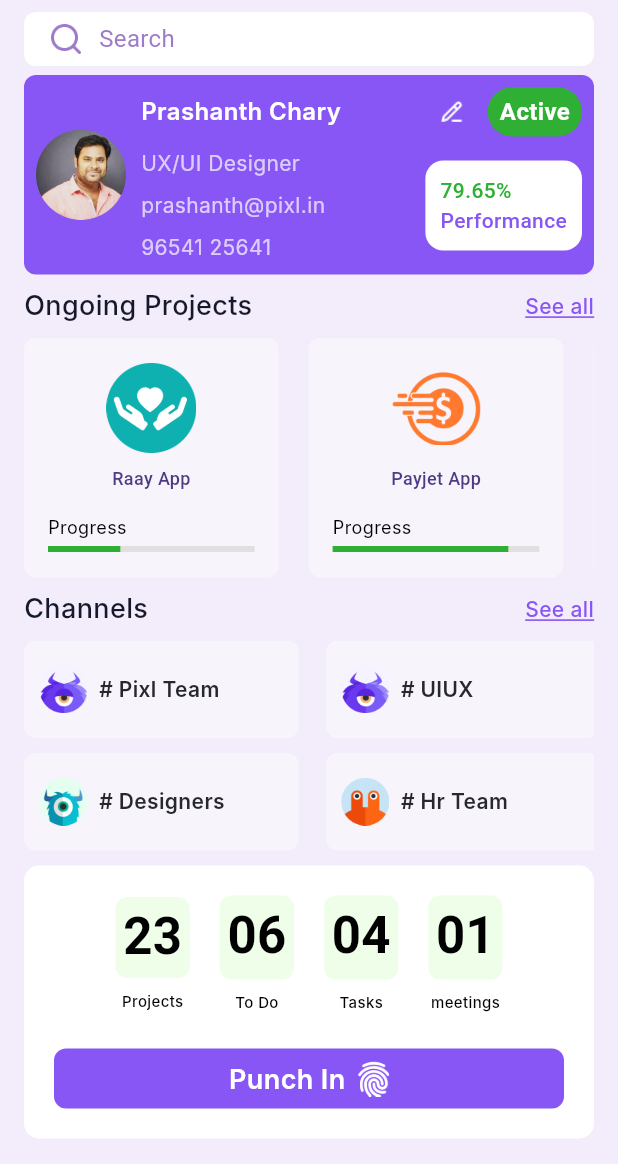
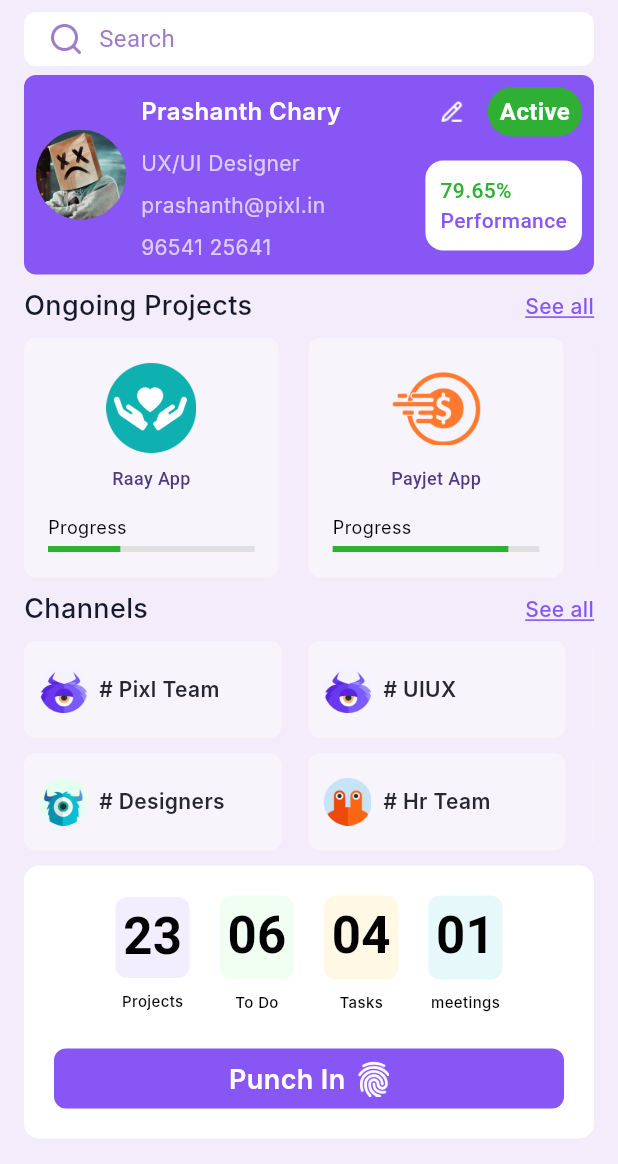
Before and after one commit to SaicharanGattu02/skill, a Flutter app: the screen it shows after launch, on a phone screen of 412 x 824 dp, the part 72-1236 px from its top. Run offline on Flutter 3.47's test engine with Material 3 defaults, Android fonts, the phone set to English and light mode, and no system bars; Roboto replaces fonts that are missing (Inter, Nunito, Sarabun).

Commit message:
Commited By Charan 19-09-2024 At 4:31 PM

```diff
--- a/lib/screens/dashboard.dart
+++ b/lib/screens/dashboard.dart
@@ -163,12 +163,15 @@
                   children: [
                     Row(
                       children: [
-                        // Profile Image
-                        Image.asset(
-                          "assets/prashanth.png",
-                          width: 60,
-                          height: 60,
-                          fit: BoxFit.cover,
+                        ClipOval(
+                          child: Center(
+                            child: Image.asset(
+                              "assets/pic.jpeg",
+                              width: 60,
+                              height: 60,
+                              fit: BoxFit.cover,
+                            ),
+                          ),
                         ),
                         const SizedBox(width: 10),
                         // User Info and Performance
@@ -434,7 +437,7 @@
                     crossAxisSpacing: 10,
                     mainAxisSpacing: 10,
                     childAspectRatio:
-                        0.34, // Adjust this ratio to fit your design
+                        0.362, // Adjust this ratio to fit your design
                   ),
                   itemCount: items.length,
                   itemBuilder: (context, index) {
@@ -496,7 +499,7 @@
                               padding: EdgeInsets.only(
                                   left: 5, right: 5, top: 2, bottom: 3),
                               decoration: BoxDecoration(
-                                  color: Color(0xff8856F41A).withOpacity(0.10),
+                                  color: Color(0x1A8856F4),
                                   borderRadius: BorderRadius.circular(8)),
                               child: Center(
                                 child: Text(
@@ -531,7 +534,7 @@
                               padding: EdgeInsets.only(
                                   left: 5, right: 5, top: 2, bottom: 5),
                               decoration: BoxDecoration(
-                                  color: Color(0xff8856F41A).withOpacity(0.10),
+                                  color: Color(0xffF1FFF3),
                                   borderRadius: BorderRadius.circular(8)),
                               child: Center(
                                 child: Text(
@@ -566,7 +569,8 @@
                               padding: EdgeInsets.only(
                                   left: 5, right: 5, top: 2, bottom: 5),
                               decoration: BoxDecoration(
-                                  color: Color(0xff8856F41A).withOpacity(0.10),
+                                  color: Color(0x1AFBBC04),
+
                                   borderRadius: BorderRadius.circular(8)),
                               child: Center(
                                 child: Text(
@@ -601,7 +605,8 @@
                               padding: EdgeInsets.only(
                                   left: 5, right: 5, top: 2, bottom: 5),
                               decoration: BoxDecoration(
-                                  color: Color(0xff8856F41A).withOpacity(0.10),
+                                  color: Color(0x1A08BED0),
+
                                   borderRadius: BorderRadius.circular(8)),
                               child: Center(
                                 child: Text(
@@ -1049,7 +1054,7 @@
                 Text("Dashboard",
                   style:  TextStyle(
                     color: Color(0xff8856F4),
-                    fontWeight: FontWeight.w600,
+                    fontWeight: FontWeight.w400,
                     fontSize: 14,
                     overflow: TextOverflow.ellipsis,
                     fontFamily: "Inter",
@@ -1069,7 +1074,7 @@
                 Text("Messages",
                   style:  TextStyle(
                     color: Color(0xff6C848F),
-                    fontWeight: FontWeight.w600,
+                    fontWeight: FontWeight.w400,
                     fontSize: 14,
                     overflow: TextOverflow.ellipsis,
                     fontFamily: "Inter",
@@ -1088,7 +1093,7 @@
                 Text("To Do List",
                   style:  TextStyle(
                     color: Color(0xff6C848F),
-                    fontWeight: FontWeight.w600,
+                    fontWeight: FontWeight.w400,
                     fontSize: 14,
                     overflow: TextOverflow.ellipsis,
                     fontFamily: "Inter",
@@ -1107,7 +1112,7 @@
                 Text("Projects",
                   style:  TextStyle(
                     color: Color(0xff6C848F),
-                    fontWeight: FontWeight.w600,
+                    fontWeight: FontWeight.w400,
                     fontSize: 14,
                     overflow: TextOverflow.ellipsis,
                     fontFamily: "Inter",
@@ -1126,7 +1131,7 @@
                 Text("Channels",
                   style:  TextStyle(
                     color: Color(0xff6C848F),
-                    fontWeight: FontWeight.w600,
+                    fontWeight: FontWeight.w400,
                     fontSize: 14,
                     overflow: TextOverflow.ellipsis,
                     fontFamily: "Inter",
@@ -1145,7 +1150,7 @@
                 Text("Leaves",
                   style:  TextStyle(
                     color: Color(0xff6C848F),
-                    fontWeight: FontWeight.w600,
+                    fontWeight: FontWeight.w400,
                     fontSize: 14,
                     overflow: TextOverflow.ellipsis,
                     fontFamily: "Inter",
@@ -1164,11 +1169,55 @@
                 Text("Meetings",
                   style:  TextStyle(
                     color: Color(0xff6C848F),
-                    fontWeight: FontWeight.w600,
+                    fontWeight: FontWeight.w400,
                     fontSize: 14,
                     overflow: TextOverflow.ellipsis,
                     fontFamily: "Inter",
                   ),),
+
+                Spacer(),
+
+                Container(
+                  padding: EdgeInsets.all(4),
+                  width: 32,
+                  height: 32,
+                  decoration: BoxDecoration(
+                      color: Color(0xffffffff),
+                      borderRadius: BorderRadius.circular(4)),
+                  child: Image.asset("assets/Settings.png"),
+                ),
+                SizedBox(height: 4,),
+                Text("Settings",
+                  style:  TextStyle(
+                    color: Color(0xff6C848F),
+                    fontWeight: FontWeight.w400,
+                    fontSize: 14,
+                    overflow: TextOverflow.ellipsis,
+                    fontFamily: "Inter",
+                  ),),
+                SizedBox(height: 20,),
+                Container(
+                  padding: EdgeInsets.all(4),
+                  width: 32,
+                  height: 32,
+                  decoration: BoxDecoration(
+                      color: Color(0xffffffff),
+                      borderRadius: BorderRadius.circular(4)),
+                  child: Image.asset("assets/logout.png"),
+                ),
+                SizedBox(height: 4,),
+                Text("Logout",
+                  style:  TextStyle(
+                    color: Color(0xffDE350B),
+                    fontWeight: FontWeight.w400,
+                    fontSize: 14,
+                    overflow: TextOverflow.ellipsis,
+                    fontFamily: "Inter",
+                  ),),
+                SizedBox(height: 22,),
+
+
+
 
 
 
```
Also changed, not shown: assets/Settings.png (added), assets/logout.png (added), assets/pic.jpeg (added).
